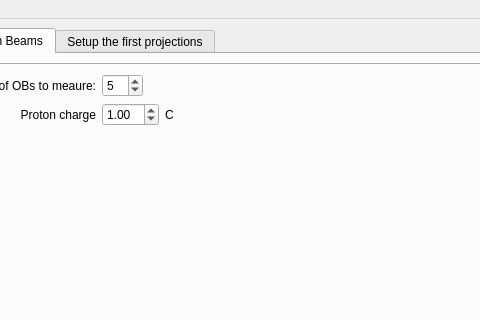
ornlneutronimaging/HyperCTui, file src/asui/ui/main_application.ui: the form before one commit; both pictures show x 103 to 583 and y 0 to 320 of the 857 by 648 pixel window.
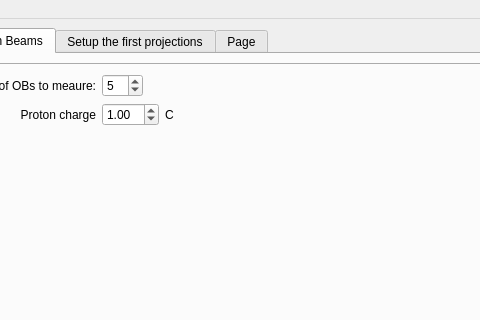
The form after the commit. The open tabs and pages were chosen to show the change. Icons and pictures are not drawn.

Commit message: 3rd tab showing up. this refs #7

What changed in the file:
```diff
--- a/src/asui/ui/main_application.ui
+++ b/src/asui/ui/main_application.ui
@@ -410,6 +410,11 @@
         </item>
        </layout>
       </widget>
+      <widget class="QWidget" name="tab_3">
+       <attribute name="title">
+        <string>Page</string>
+       </attribute>
+      </widget>
      </widget>
     </item>
    </layout>
```
Left out of the diff: 19 changed lines with no effect on the pictures. The commit also changes 2 other files.
